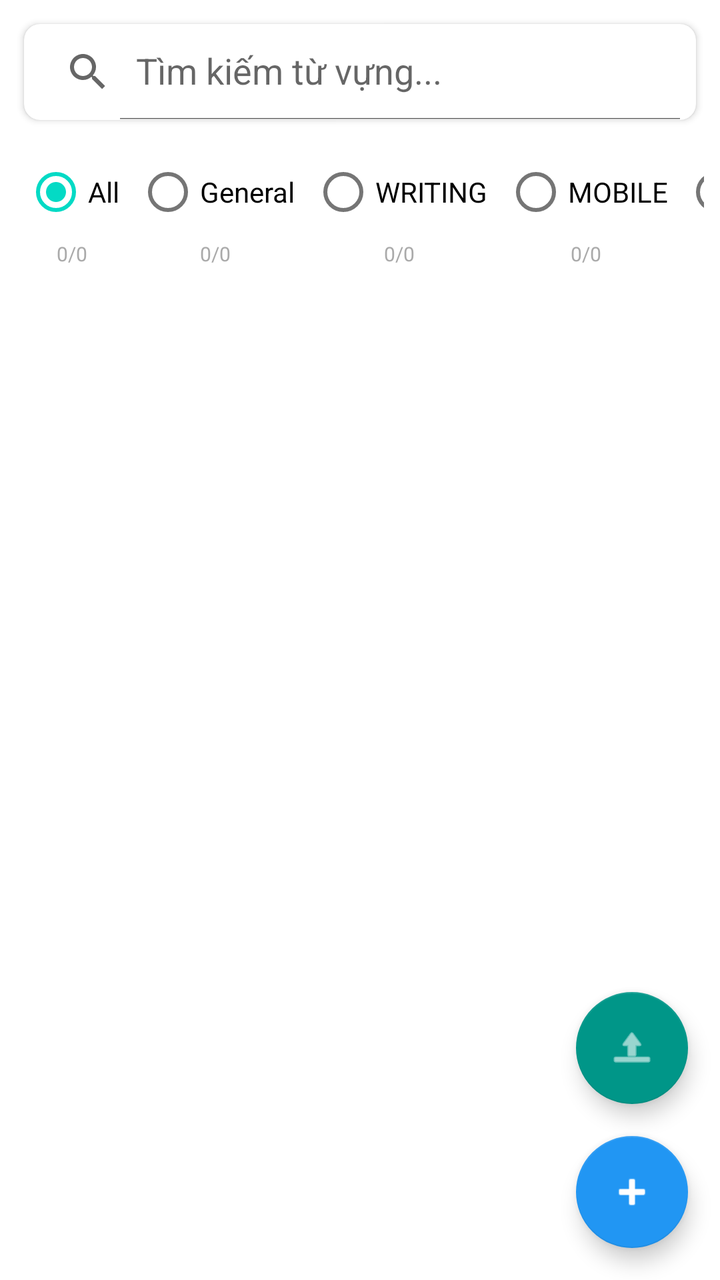
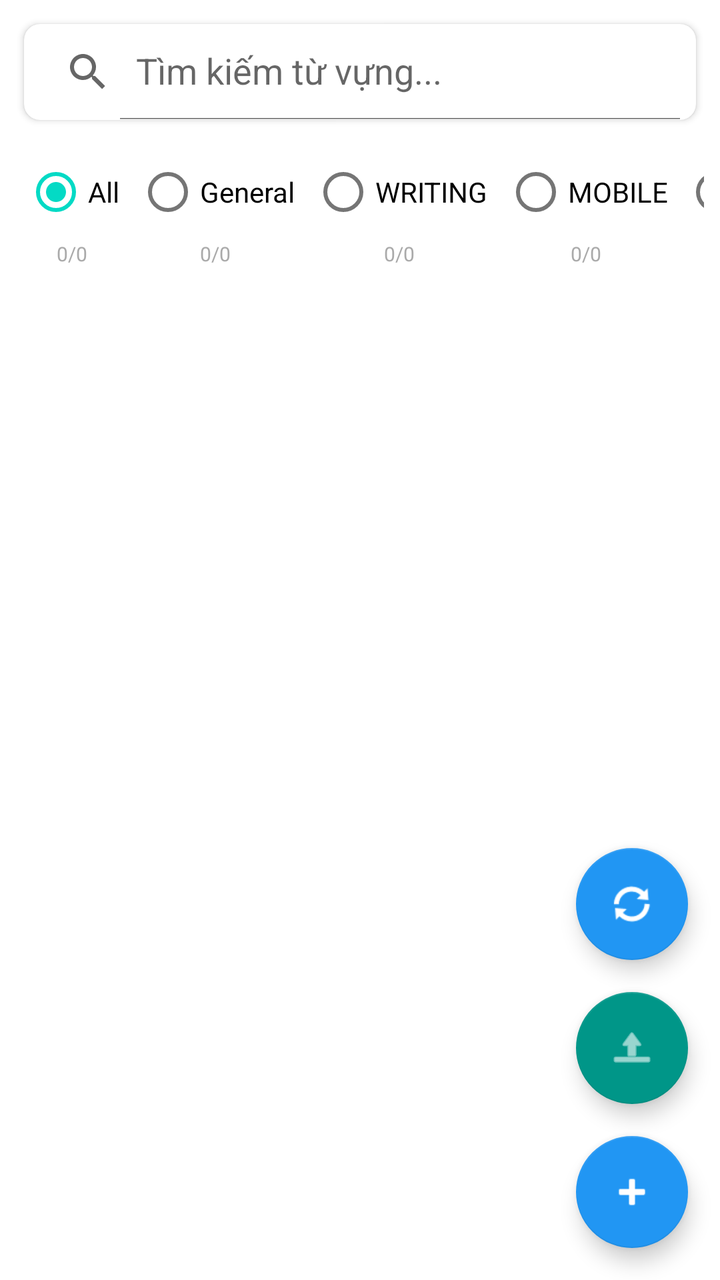

Compare the two renders of this Android layout. The source of the first and the diff that turns it into the second are given below.
<!-- AndroidManifest.xml: application theme Theme.SpecialEnglishLearningApp -->
<!-- res/layout/fragment_edit.xml -->
<?xml version="1.0" encoding="utf-8"?>
<androidx.coordinatorlayout.widget.CoordinatorLayout xmlns:android="http://schemas.android.com/apk/res/android"
    xmlns:app="http://schemas.android.com/apk/res-auto"
    android:layout_width="match_parent"
    android:layout_height="match_parent">

    <LinearLayout
        android:layout_width="match_parent"
        android:layout_height="match_parent"
        android:orientation="vertical">

        
        <com.google.android.material.card.MaterialCardView
            android:layout_width="match_parent"
            android:layout_height="wrap_content"
            android:layout_margin="12dp"
            app:cardElevation="2dp"
            app:cardCornerRadius="8dp">

            <androidx.appcompat.widget.SearchView
                android:id="@+id/searchView"
                android:layout_width="match_parent"
                android:layout_height="wrap_content"
                app:queryHint="Tìm kiếm từ vựng..."
                app:iconifiedByDefault="false"
                app:closeIcon="@android:drawable/ic_menu_close_clear_cancel"
                android:background="@android:color/transparent" />

        </com.google.android.material.card.MaterialCardView>

        
        <HorizontalScrollView
            android:layout_width="match_parent"
            android:layout_height="wrap_content"
            android:scrollbars="none"
            android:layout_marginStart="8dp"
            android:layout_marginEnd="8dp"
            android:layout_marginBottom="8dp">

            <RadioGroup
                android:id="@+id/radioGroupCategoryFilter"
                android:layout_width="wrap_content"
                android:layout_height="wrap_content"
                android:orientation="horizontal"
                android:gravity="center">

                <LinearLayout
                    android:layout_width="wrap_content"
                    android:layout_height="wrap_content"
                    android:orientation="vertical"
                    android:gravity="center"
                    android:paddingHorizontal="4dp">
                    <RadioButton
                        android:id="@+id/radioFilterAll"
                        android:layout_width="wrap_content"
                        android:layout_height="wrap_content"
                        android:text="All"
                        android:checked="true" />
                    <TextView
                        android:id="@+id/textStatsAll"
                        android:layout_width="wrap_content"
                        android:layout_height="wrap_content"
                        android:text="0/0"
                        android:textSize="10sp"
                        android:textColor="@android:color/darker_gray" />
                </LinearLayout>

                <LinearLayout
                    android:layout_width="wrap_content"
                    android:layout_height="wrap_content"
                    android:orientation="vertical"
                    android:gravity="center"
                    android:paddingHorizontal="4dp">
                    <RadioButton
                        android:id="@+id/radioFilterGeneral"
                        android:layout_width="wrap_content"
                        android:layout_height="wrap_content"
                        android:text="General" />
                    <TextView
                        android:id="@+id/textStatsGeneral"
                        android:layout_width="wrap_content"
                        android:layout_height="wrap_content"
                        android:text="0/0"
                        android:textSize="10sp"
                        android:textColor="@android:color/darker_gray" />
                </LinearLayout>

                <LinearLayout
                    android:layout_width="wrap_content"
                    android:layout_height="wrap_content"
                    android:orientation="vertical"
                    android:gravity="center"
                    android:paddingHorizontal="4dp">
                    <RadioButton
                        android:id="@+id/radioFilterWriting"
                        android:layout_width="wrap_content"
                        android:layout_height="wrap_content"
                        android:text="WRITING" />
                    <TextView
                        android:id="@+id/textStatsWriting"
                        android:layout_width="wrap_content"
                        android:layout_height="wrap_content"
                        android:text="0/0"
                        android:textSize="10sp"
                        android:textColor="@android:color/darker_gray" />
                </LinearLayout>

                <LinearLayout
                    android:layout_width="wrap_content"
                    android:layout_height="wrap_content"
                    android:orientation="vertical"
                    android:gravity="center"
                    android:paddingHorizontal="4dp">
                    <RadioButton
                        android:id="@+id/radioFilterMobile"
                        android:layout_width="wrap_content"
                        android:layout_height="wrap_content"
                        android:text="MOBILE" />
                    <TextView
                        android:id="@+id/textStatsMobile"
                        android:layout_width="wrap_content"
                        android:layout_height="wrap_content"
                        android:text="0/0"
                        android:textSize="10sp"
                        android:textColor="@android:color/darker_gray" />
                </LinearLayout>

                <LinearLayout
                    android:layout_width="wrap_content"
                    android:layout_height="wrap_content"
                    android:orientation="vertical"
                    android:gravity="center"
                    android:paddingHorizontal="4dp">
                    <RadioButton
                        android:id="@+id/radioFilterWeb"
                        android:layout_width="wrap_content"
                        android:layout_height="wrap_content"
                        android:text="WEB" />
                    <TextView
                        android:id="@+id/textStatsWeb"
                        android:layout_width="wrap_content"
                        android:layout_height="wrap_content"
                        android:text="0/0"
                        android:textSize="10sp"
                        android:textColor="@android:color/darker_gray" />
                </LinearLayout>

            </RadioGroup>

        </HorizontalScrollView>

        
        <androidx.recyclerview.widget.RecyclerView
            android:id="@+id/recyclerViewVocabularies"
            android:layout_width="match_parent"
            android:layout_height="0dp"
            android:layout_weight="1"
            android:padding="12dp"
            android:clipToPadding="false" />

    </LinearLayout>

    <com.google.android.material.floatingactionbutton.FloatingActionButton
        android:id="@+id/fabBulkImport"
        android:layout_width="wrap_content"
        android:layout_height="wrap_content"
        android:layout_gravity="bottom|end"
        android:layout_marginEnd="16dp"
        android:layout_marginBottom="88dp"
        android:src="@android:drawable/ic_menu_upload"
        app:backgroundTint="#009688"
        app:tint="@android:color/white" />

    <com.google.android.material.floatingactionbutton.FloatingActionButton
        android:id="@+id/fabAddVocabulary"
        android:layout_width="wrap_content"
        android:layout_height="wrap_content"
        android:layout_gravity="bottom|end"
        android:layout_margin="16dp"
        android:src="@android:drawable/ic_input_add"
        app:backgroundTint="@color/blue_500"
        app:tint="@android:color/white" />

</androidx.coordinatorlayout.widget.CoordinatorLayout>
<!-- resources referenced by this layout -->
<resources>
  <color name="blue_500">#FF2196F3</color>
  <style name="Theme.SpecialEnglishLearningApp" parent="Theme.MaterialComponents.DayNight.DarkActionBar">
          
          <item name="colorPrimary">@color/purple_500</item>
          <item name="colorPrimaryVariant">@color/purple_700</item>
          <item name="colorOnPrimary">@color/white</item>
          
          <item name="colorSecondary">@color/teal_200</item>
          <item name="colorSecondaryVariant">@color/teal_700</item>
          <item name="colorOnSecondary">@color/black</item>
          
          <item name="android:statusBarColor">?attr/colorPrimaryVariant</item>
          
      </style>
  <color name="purple_500">#FF6200EE</color>
  <color name="purple_700">#FF3700B3</color>
  <color name="white">#FFFFFFFF</color>
  <color name="teal_200">#FF03DAC5</color>
  <color name="teal_700">#FF018786</color>
  <color name="black">#FF000000</color>
</resources>

<!-- the commit's change to res/layout/fragment_edit.xml (unified diff, before → after) -->
@@ -161,6 +161,17 @@
     </LinearLayout>
 
     <com.google.android.material.floatingactionbutton.FloatingActionButton
+        android:id="@+id/fabSync"
+        android:layout_width="wrap_content"
+        android:layout_height="wrap_content"
+        android:layout_gravity="bottom|end"
+        android:layout_marginEnd="16dp"
+        android:layout_marginBottom="160dp"
+        android:src="@android:drawable/ic_popup_sync"
+        app:backgroundTint="#2196F3"
+        app:tint="@android:color/white" />
+
+    <com.google.android.material.floatingactionbutton.FloatingActionButton
         android:id="@+id/fabBulkImport"
         android:layout_width="wrap_content"
         android:layout_height="wrap_content"
